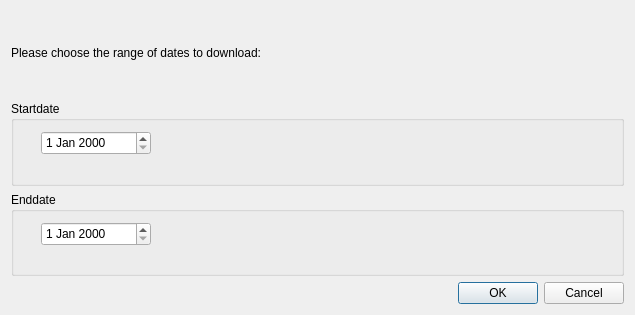
Above: src/downloadshdialogbase.ui from scVENUS/sctime before the change. Below: the same form after it.
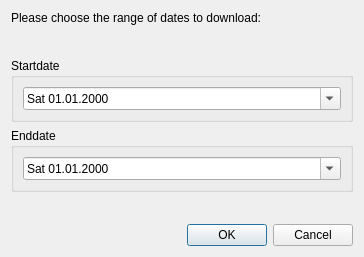
That is the form after the change.

Commit message: make sh download dialog more comfortable

```diff
--- a/src/downloadshdialogbase.ui
+++ b/src/downloadshdialogbase.ui
@@ -6,8 +6,8 @@
    <rect>
     <x>0</x>
     <y>0</y>
-    <width>635</width>
-    <height>315</height>
+    <width>364</width>
+    <height>257</height>
    </rect>
   </property>
   <property name="windowTitle">
@@ -21,21 +21,36 @@
      </property>
     </widget>
    </item>
+   <item>
+    <spacer name="verticalSpacer_2">
+     <property name="orientation">
+      <enum>Qt::Vertical</enum>
+     </property>
+     <property name="sizeHint" stdset="0">
+      <size>
+       <width>20</width>
+       <height>11</height>
+      </size>
+     </property>
+    </spacer>
+   </item>
    <item>
     <widget class="QGroupBox" name="groupBox">
      <property name="title">
       <string>Startdate</string>
      </property>
-     <widget class="QDateEdit" name="startDateEdit">
-      <property name="geometry">
-       <rect>
-        <x>30</x>
-        <y>30</y>
-        <width>110</width>
-        <height>24</height>
-       </rect>
-      </property>
-     </widget>
+     <layout class="QVBoxLayout" name="verticalLayout_2">
+      <item>
+       <widget class="QDateEdit" name="startDateEdit">
+        <property name="displayFormat">
+         <string>ddd dd.MM.yyyy</string>
+        </property>
+        <property name="calendarPopup">
+         <bool>true</bool>
+        </property>
+       </widget>
+      </item>
+     </layout>
     </widget>
    </item>
    <item>
@@ -43,18 +58,33 @@
      <property name="title">
       <string>Enddate</string>
      </property>
-     <widget class="QDateEdit" name="endDateEdit">
-      <property name="geometry">
-       <rect>
-        <x>30</x>
-        <y>30</y>
-        <width>110</width>
-        <height>24</height>
-       </rect>
-      </property>
-     </widget>
+     <layout class="QVBoxLayout" name="verticalLayout_3">
+      <item>
+       <widget class="QDateEdit" name="endDateEdit">
+        <property name="displayFormat">
+         <string>ddd dd.MM.yyyy</string>
+        </property>
+        <property name="calendarPopup">
+         <bool>true</bool>
+        </property>
+       </widget>
+      </item>
+     </layout>
     </widget>
    </item>
+   <item>
+    <spacer name="verticalSpacer">
+     <property name="orientation">
+      <enum>Qt::Vertical</enum>
+     </property>
+     <property name="sizeHint" stdset="0">
+      <size>
+       <width>20</width>
+       <height>21</height>
+      </size>
+     </property>
+    </spacer>
+   </item>
    <item>
     <widget class="QDialogButtonBox" name="buttonBox">
      <property name="orientation">
```
